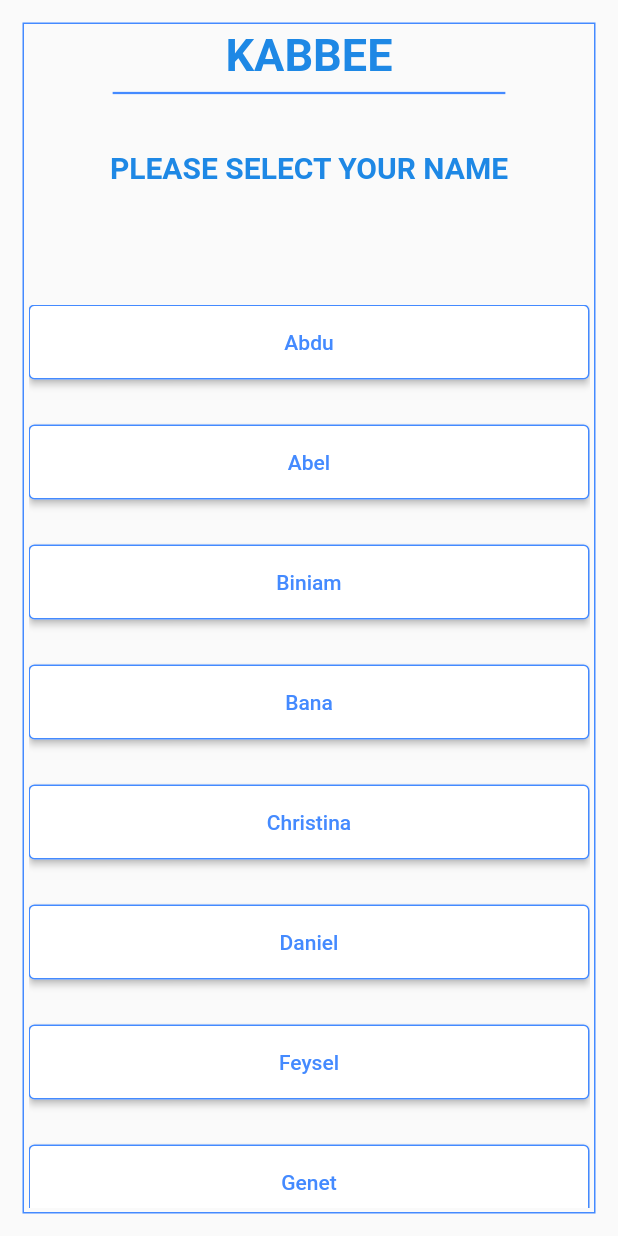
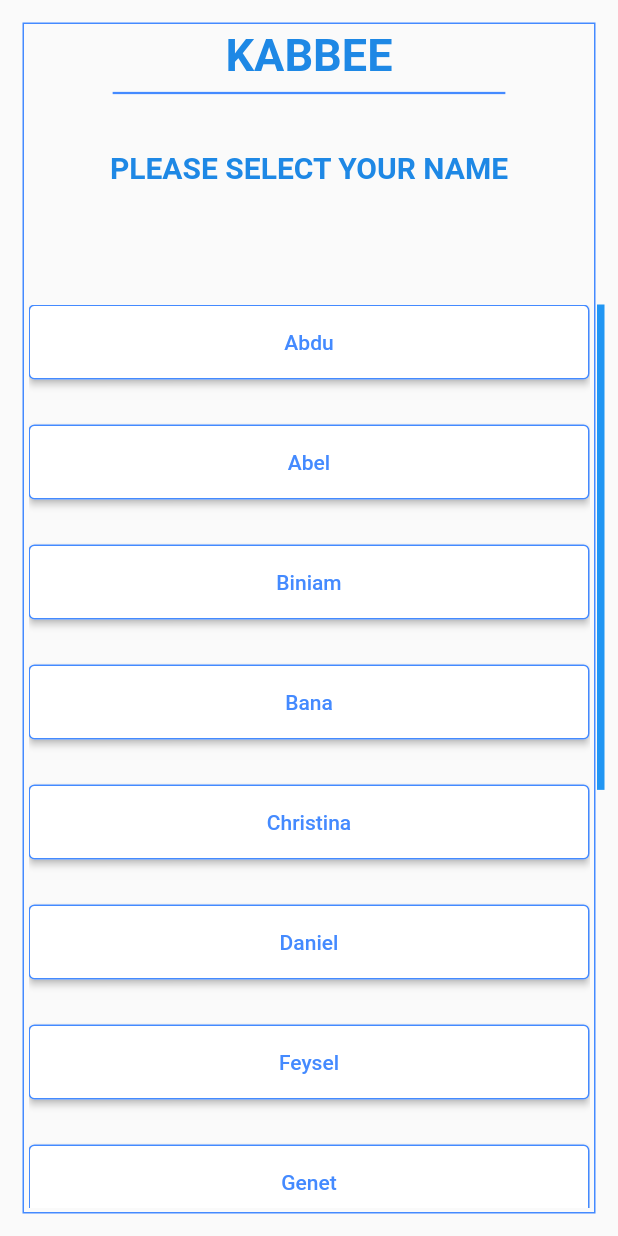
Before and after one commit to Naod-AB/Kabbee-Eclipse, a Flutter app: the screen it shows after launch, on a phone screen of 412 x 824 dp. Run offline on Flutter 3.47's test engine with Material 2 defaults, Android fonts, the phone set to English and light mode, and no system bars.

Commit message:
scrollbar overlap with buttons fixed

```diff
--- a/VMS_flutter/Bisha/visitor_management/lib/New folder/names.dart
+++ b/VMS_flutter/Bisha/visitor_management/lib/New folder/names.dart
@@ -6,8 +6,20 @@
 
   @override
   Widget build(BuildContext context) {
-    return Expanded(child:
-     SingleChildScrollView (child: Column(children: const [
+    return Expanded( child:
+    Theme(data:Theme.of(context).copyWith(
+      scrollbarTheme:  ScrollbarThemeData(
+        thumbColor: MaterialStateProperty.all(Colors.blue),
+        crossAxisMargin: -10,
+      ),
+    ),
+    child: Scrollbar(
+      thickness: 5.0,
+      isAlwaysShown: true,
+      child:
+     SingleChildScrollView (
+
+       child: Column(children: const [
           Buttons(btnName:"Abdu", btnColor: Colors.white,txtColor: Colors.blueAccent,width: 500,height: 50,),
           Buttons(btnName:"Abel", btnColor: Colors.white,txtColor: Colors.blueAccent,width: 500,height: 50,),
           Buttons(btnName:"Biniam", btnColor: Colors.white,txtColor: Colors.blueAccent,width: 500,height: 50,),
@@ -25,6 +37,9 @@
       ],
     ),
     ),
+    ),
+    ),
+
 
 
     );
```
